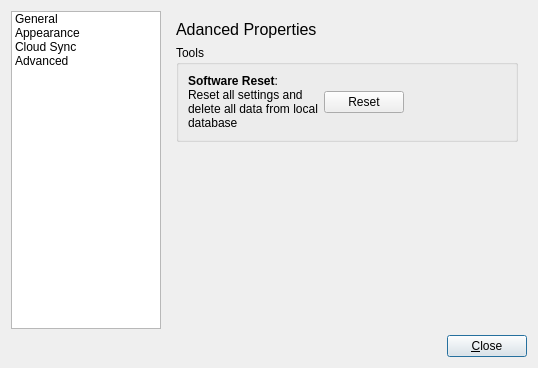
Before: the Qt Designer form ui/preferencesdialog.ui in giowck/symphytum, drawn with Qt 5.
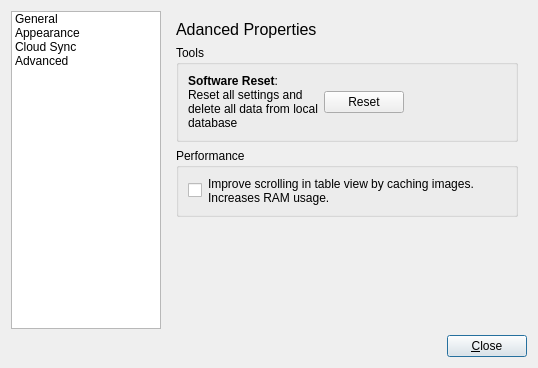
After: the same form once the commit is applied. The open tabs and pages were chosen to show the change. Icons and pictures are not drawn.

Commit message: New setting to cache images in table view, fixes #37

The edit to the form file:
```diff
--- a/ui/preferencesdialog.ui
+++ b/ui/preferencesdialog.ui
@@ -466,7 +466,7 @@
         </layout>
        </widget>
        <widget class="QWidget" name="advanced">
-        <layout class="QVBoxLayout" name="verticalLayout_6">
+        <layout class="QVBoxLayout" name="verticalLayout_9">
          <item>
           <widget class="QLabel" name="label_5">
            <property name="styleSheet">
@@ -523,6 +523,48 @@
            </layout>
           </widget>
          </item>
+         <item>
+          <widget class="QGroupBox" name="groupBox_4">
+           <property name="title">
+            <string>Performance</string>
+           </property>
+           <layout class="QVBoxLayout" name="verticalLayout_6">
+            <item>
+             <layout class="QHBoxLayout" name="horizontalLayout_7">
+              <item>
+               <widget class="QCheckBox" name="cacheImagesTableViewCheckBox">
+                <property name="sizePolicy">
+                 <sizepolicy hsizetype="Fixed" vsizetype="Fixed">
+                  <horstretch>0</horstretch>
+                  <verstretch>0</verstretch>
+                 </sizepolicy>
+                </property>
+                <property name="toolTip">
+                 <string>Images that are loaded from disk in table view can cause a poor scrolling experience. &lt;br /&gt;Caching images into memory allows a smooth scrolling experience after the first disk read.</string>
+                </property>
+                <property name="text">
+                 <string/>
+                </property>
+               </widget>
+              </item>
+              <item>
+               <widget class="QLabel" name="cacheImgLabel">
+                <property name="toolTip">
+                 <string>Images that are loaded from disk in table view can cause a poor scrolling experience. &lt;br /&gt;Caching images into memory allows a smooth scrolling experience after the first disk read.</string>
+                </property>
+                <property name="text">
+                 <string>Improve scrolling in table view by caching images. Increases RAM usage.</string>
+                </property>
+                <property name="wordWrap">
+                 <bool>true</bool>
+                </property>
+               </widget>
+              </item>
+             </layout>
+            </item>
+           </layout>
+          </widget>
+         </item>
          <item>
           <spacer name="verticalSpacer_3">
            <property name="orientation">
```
The commit also changes 4 other files.
